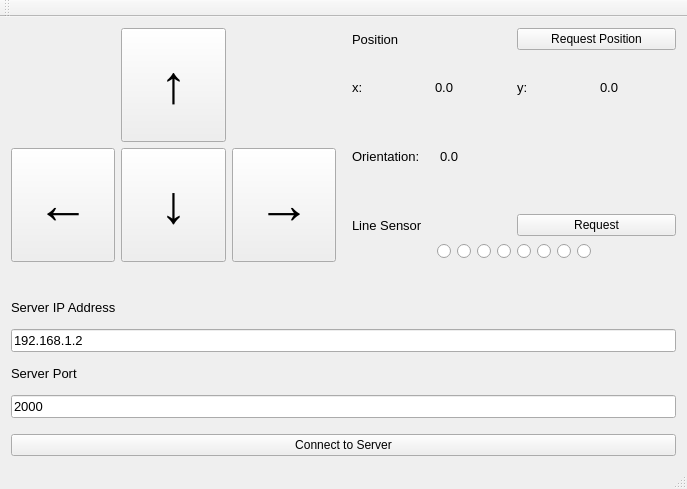
Old version of the form QtClients/MovementDebugger/mainwindow.ui in the repository madhavpatel6/EmbeddedSystemDesign_Team02.
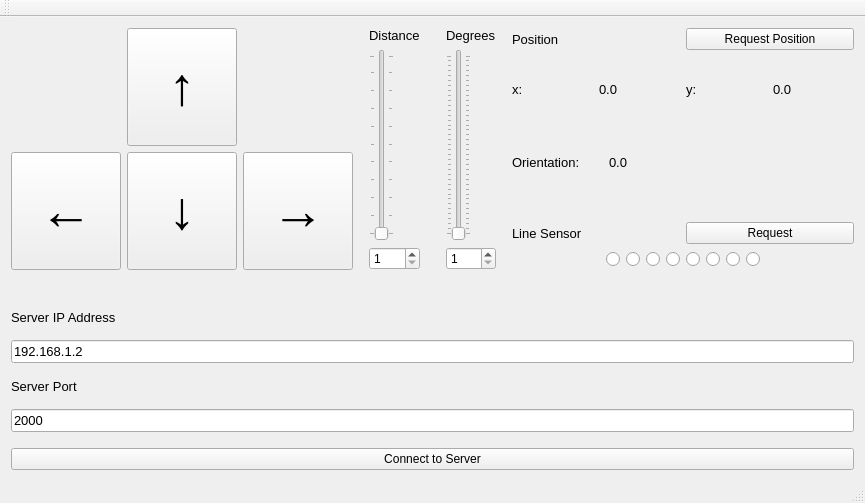
New version of the form.

Commit message: Added sliders for precise movement control

Diff of the .ui file:
```diff
--- a/QtClients/MovementDebugger/mainwindow.ui
+++ b/QtClients/MovementDebugger/mainwindow.ui
@@ -6,8 +6,8 @@
    <rect>
     <x>0</x>
     <y>0</y>
-    <width>687</width>
-    <height>489</height>
+    <width>865</width>
+    <height>503</height>
    </rect>
   </property>
   <property name="windowTitle">
@@ -18,7 +18,7 @@
     <item>
      <layout class="QVBoxLayout" name="verticalLayout" stretch="10,1,7">
       <item>
-       <layout class="QHBoxLayout" name="horizontalLayout" stretch="1,0,1">
+       <layout class="QHBoxLayout" name="horizontalLayout" stretch="1,0,0,1">
         <property name="bottomMargin">
          <number>0</number>
         </property>
@@ -111,20 +111,109 @@
          </layout>
         </item>
         <item>
-         <spacer name="horizontalSpacer">
-          <property name="orientation">
-           <enum>Qt::Horizontal</enum>
+         <layout class="QVBoxLayout" name="verticalLayout_5">
+          <property name="spacing">
+           <number>6</number>
           </property>
-          <property name="sizeType">
-           <enum>QSizePolicy::Fixed</enum>
+          <property name="leftMargin">
+           <number>10</number>
           </property>
-          <property name="sizeHint" stdset="0">
-           <size>
-            <width>10</width>
-            <height>20</height>
-           </size>
+          <property name="rightMargin">
+           <number>10</number>
           </property>
-         </spacer>
+          <item>
+           <widget class="QLabel" name="lbl_distance">
+            <property name="font">
+             <font>
+              <pointsize>10</pointsize>
+             </font>
+            </property>
+            <property name="text">
+             <string>Distance</string>
+            </property>
+           </widget>
+          </item>
+          <item>
+           <widget class="QSlider" name="sl_distance">
+            <property name="layoutDirection">
+             <enum>Qt::LeftToRight</enum>
+            </property>
+            <property name="minimum">
+             <number>1</number>
+            </property>
+            <property name="maximum">
+             <number>100</number>
+            </property>
+            <property name="orientation">
+             <enum>Qt::Vertical</enum>
+            </property>
+            <property name="tickPosition">
+             <enum>QSlider::TicksBothSides</enum>
+            </property>
+           </widget>
+          </item>
+          <item>
+           <widget class="QSpinBox" name="sb_distance">
+            <property name="minimum">
+             <number>1</number>
+            </property>
+            <property name="maximum">
+             <number>100</number>
+            </property>
+           </widget>
+          </item>
+         </layout>
+        </item>
+        <item>
+         <layout class="QVBoxLayout" name="verticalLayout_6">
+          <property name="leftMargin">
+           <number>10</number>
+          </property>
+          <property name="topMargin">
+           <number>0</number>
+          </property>
+          <property name="rightMargin">
+           <number>10</number>
+          </property>
+          <item>
+           <widget class="QLabel" name="lbl_degrees">
+            <property name="font">
+             <font>
+              <pointsize>10</pointsize>
+             </font>
+            </property>
+            <property name="text">
+             <string>Degrees</string>
+            </property>
+           </widget>
+          </item>
+          <item>
+           <widget class="QSlider" name="sl_degrees">
+            <property name="minimum">
+             <number>1</number>
+            </property>
+            <property name="maximum">
+             <number>360</number>
+            </property>
+            <property name="orientation">
+             <enum>Qt::Vertical</enum>
+            </property>
+            <property name="tickPosition">
+             <enum>QSlider::TicksBothSides</enum>
+            </property>
+           </widget>
+          </item>
+          <item>
+           <widget class="QSpinBox" name="sb_degrees">
+            <property name="minimum">
+             <number>1</number>
+            </property>
+            <property name="maximum">
+             <number>360</number>
+            </property>
+           </widget>
+          </item>
+         </layout>
         </item>
         <item>
          <layout class="QVBoxLayout" name="verticalLayout_4">
```
The commit also changes 4 other files.
